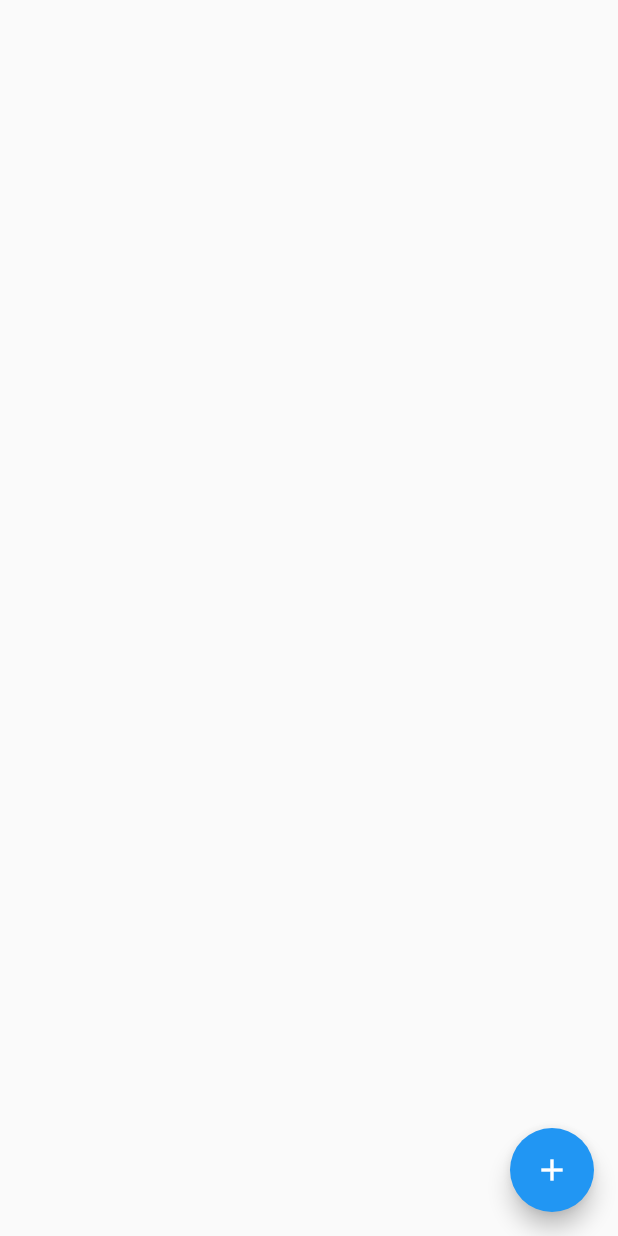
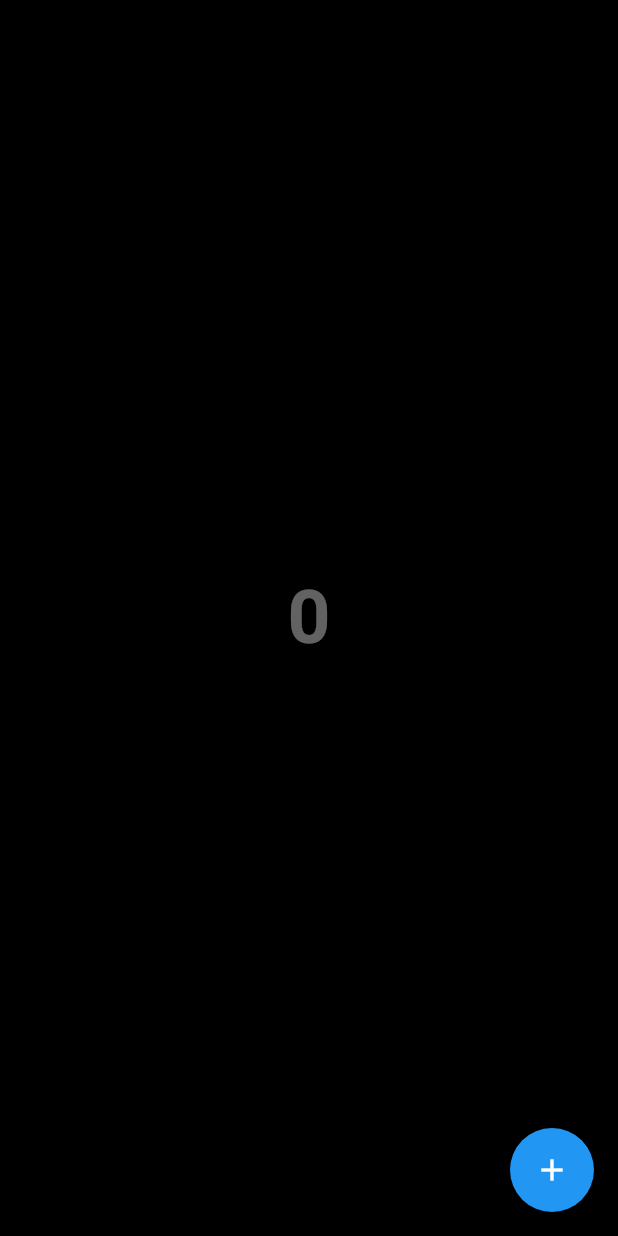
Before and after one commit to SHANIB-C-K/increment-flutter, a Flutter app: the screen it shows after launch, after a tap on the "add" icon, on a phone screen of 412 x 824 dp. Run offline on Flutter 3.47's test engine with Material 2 defaults, Android fonts, the light colour scheme and no system bars.

Commit message:
background and text color added

```diff
--- a/lib/HomeScreen.dart
+++ b/lib/HomeScreen.dart
@@ -1,18 +1,39 @@
 import 'package:flutter/material.dart';
 
 class HomeScreen extends StatefulWidget {
-  const HomeScreen({super.key});
+  HomeScreen({super.key});
 
   @override
   State<HomeScreen> createState() => _HomeScreenState();
 }
 
+int _counter = 0;
+
 class _HomeScreenState extends State<HomeScreen> {
   @override
   Widget build(BuildContext context) {
     return Scaffold(
+      backgroundColor: Colors.black,
+      body: Center(
+        child: Column(
+          mainAxisAlignment: MainAxisAlignment.center,
+          children: [
+            Text(
+              _counter.toString(),
+              style: TextStyle(
+                  fontSize: 50,
+                  fontWeight: FontWeight.bold,
+                  color: Colors.white38),
+            ),
+          ],
+        ),
+      ),
       floatingActionButton: FloatingActionButton(
-        onPressed: () {},
+        onPressed: () {
+          //Incrementing Data
+          print(_counter);
+          _counter = _counter + 1;
+        },
         child: Icon(
           Icons.add,
         ),
```
